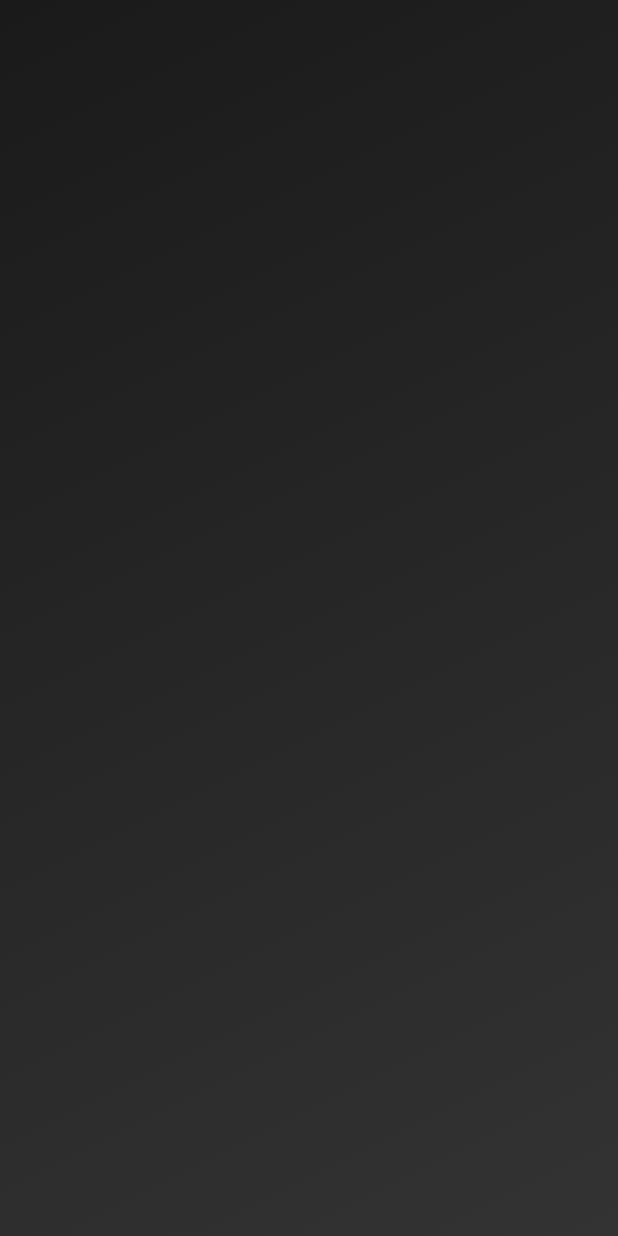
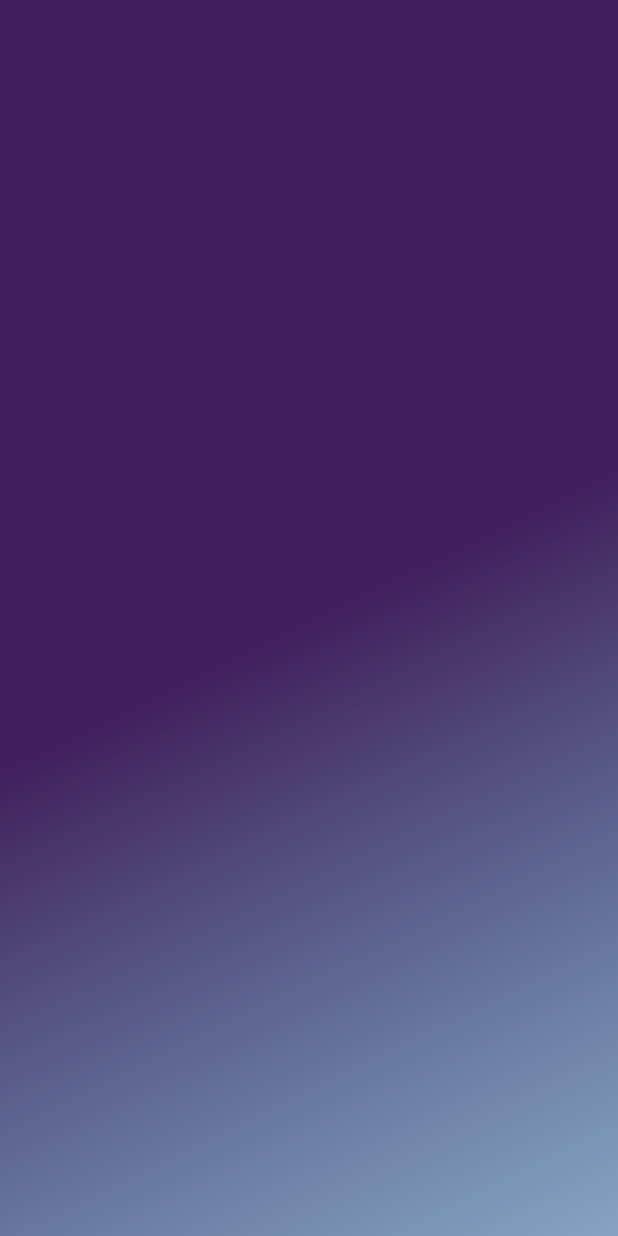
Before and after one commit to Eslamadelelkhouly/musicapp, a Flutter app: the screen it shows after launch, on a phone screen of 412 x 824 dp. Run offline on Flutter 3.47's test engine with Material 3 defaults, Android fonts, the phone set to English and light mode, and no system bars; our stand-ins replace go_router.

Commit message:
add gradiant splash screen

```diff
--- a/lib/features/splash/presentation/view/splash_view.dart
+++ b/lib/features/splash/presentation/view/splash_view.dart
@@ -1,23 +1,13 @@
 import 'package:flutter/material.dart';
+import 'package:musicapp/features/splash/presentation/view/widgets/splash_view_body.dart';
 
 class SplashView extends StatelessWidget {
   const SplashView({super.key});
 
   @override
   Widget build(BuildContext context) {
-    return  Scaffold(
-      body: Container(
-        decoration: const BoxDecoration(
-          gradient: LinearGradient(
-            begin: Alignment.topLeft,
-            end: Alignment.bottomRight,
-            colors: [
-              Color(0xFF1A1A1A),
-              Color(0xFF333333),
-            ],
-          ),
-        )
-      ),
+    return Scaffold(
+      body: SplashViewBody(),
     );
   }
 }
--- /dev/null
+++ b/lib/features/splash/presentation/view/widgets/splash_view_body.dart
@@ -0,0 +1,21 @@
+import 'package:flutter/material.dart';
+import 'package:musicapp/utils/core/color_style.dart';
+
+class SplashViewBody extends StatelessWidget {
+  const SplashViewBody({super.key});
+
+  @override
+  Widget build(BuildContext context) {
+    return Container(
+        decoration: BoxDecoration(
+      gradient: LinearGradient(
+        begin: Alignment(0.00, 0.00),
+        end: Alignment(0.98, 1.00),
+        colors: [
+          ColorStyle.primary,
+          ColorStyle.secondary.withOpacity(0.54),
+        ],
+      ),
+    ));
+  }
+}
--- a/lib/main.dart
+++ b/lib/main.dart
@@ -10,6 +10,7 @@ class MusicApp extends StatelessWidget {
   @override
   Widget build(BuildContext context) {
     return MaterialApp.router(
+      debugShowCheckedModeBanner: false,
       title: 'Music app',
       routerConfig: RouterScreens.router,
     );
```
